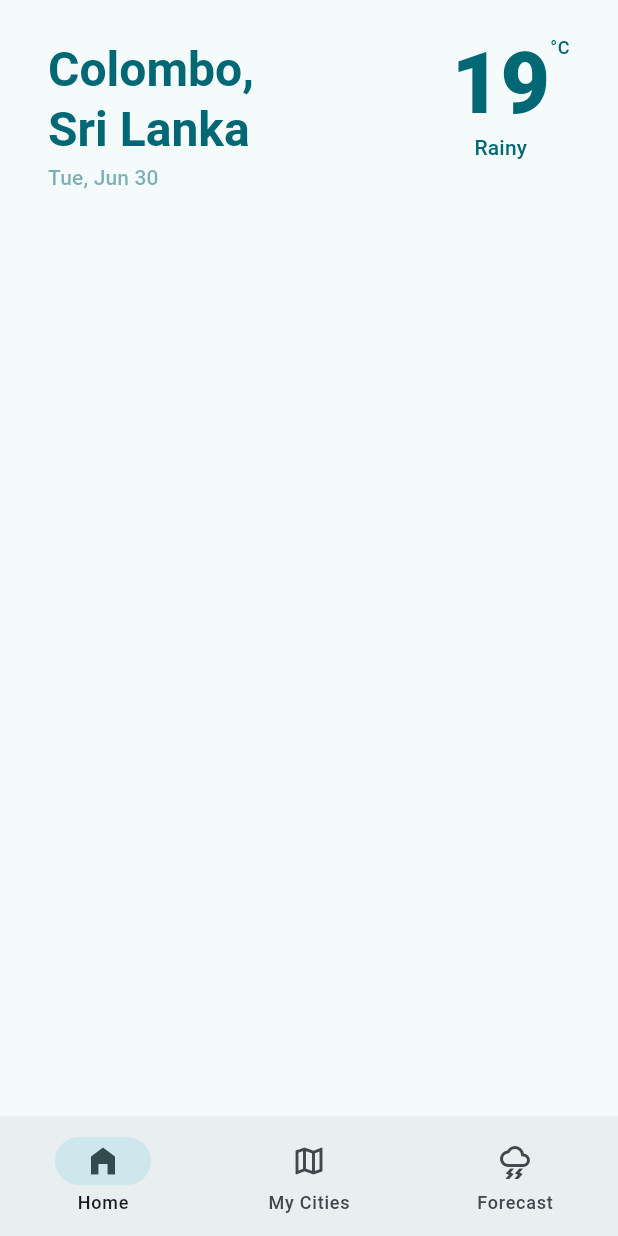
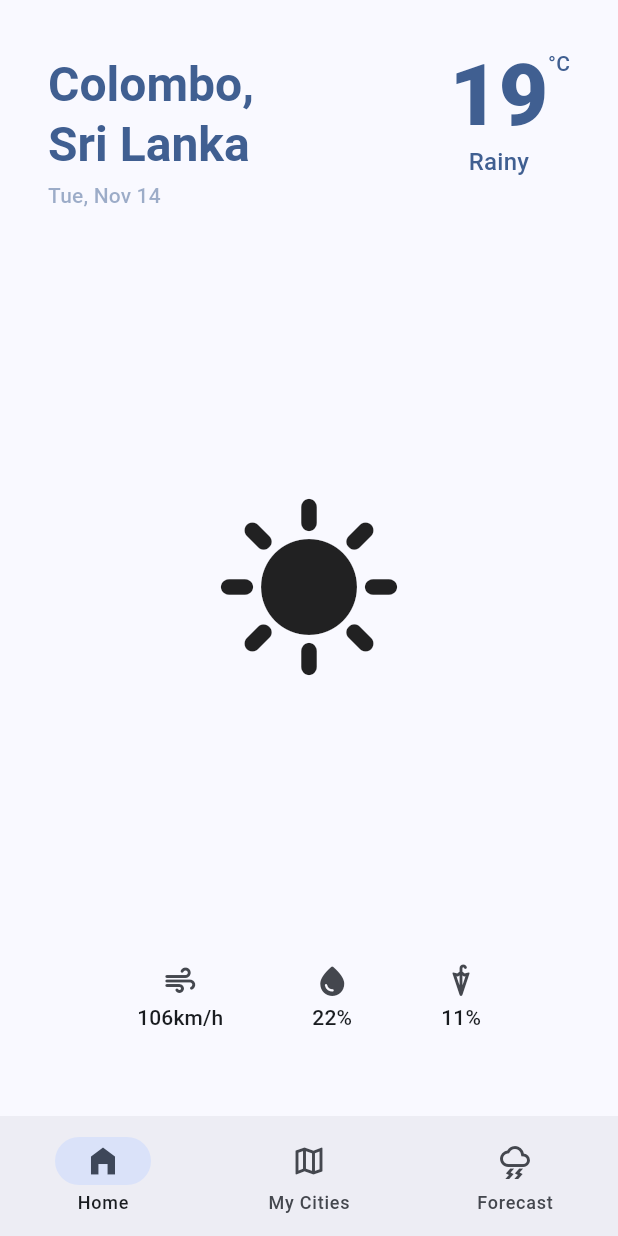
Before and after one commit to Mozilla-Club-IIT/flutter_bootcamp_2023, a Flutter app: the screen it shows after launch, on a phone screen of 412 x 824 dp. Run offline on Flutter 3.47's test engine with Material 2 defaults, Android fonts, the phone set to English and light mode, and no system bars.

Commit message:
feat: tweak theme colors and add metrics

```diff
--- a/lib/app.dart
+++ b/lib/app.dart
@@ -24,7 +24,11 @@ class _AppState extends State<App> {
     return MaterialApp(
       debugShowCheckedModeBanner: false,
       themeMode: ThemeMode.light,
-      theme: ThemeData(useMaterial3: true, colorSchemeSeed: const Color(0x001e1e1e)),
+      theme: ThemeData(
+        useMaterial3: true,
+        brightness: Brightness.light,
+        colorSchemeSeed: const Color.fromARGB(255, 4, 43, 89),
+      ),
       home: const RootLayout(),
     );
   }
--- /dev/null
+++ b/lib/components/meric.dart
@@ -0,0 +1,23 @@
+import 'package:flutter/material.dart';
+
+class Metric extends StatelessWidget {
+  final Icon icon;
+  final String value;
+
+  const Metric({super.key, required this.icon, required this.value});
+
+  @override
+  Widget build(BuildContext context) {
+    final theme = Theme.of(context);
+    final colors = theme.colorScheme;
+    final text = theme.textTheme;
+
+    final iconTheme = theme.iconTheme.copyWith(size: 24, color: colors.onSurfaceVariant);
+
+    return Column(mainAxisSize: MainAxisSize.min, children: [
+      IconTheme(data: iconTheme, child: icon),
+      const SizedBox(height: 2),
+      Text(value, style: text.labelLarge?.copyWith(color: colors.onSurface)),
+    ]);
+  }
+}
--- /dev/null
+++ b/lib/components/weather_bar.dart
@@ -0,0 +1,45 @@
+import 'package:flutter/material.dart';
+import 'package:intl/intl.dart';
+import 'package:mozc_flutter_bootcamp_23_showcase/components/weather_status.dart';
+
+class WeatherBar extends StatelessWidget {
+  final int degree;
+  final String status;
+  final String place;
+  final DateTime date;
+
+  const WeatherBar({
+    super.key,
+    required this.degree,
+    required this.status,
+    required this.place,
+    required this.date,
+  });
+
+  @override
+  Widget build(BuildContext context) {
+    final theme = Theme.of(context);
+    final text = theme.textTheme;
+    final color = theme.colorScheme;
+
+    final df = DateFormat("EEE, MMM d", "en-US");
+
+    return Column(
+      mainAxisSize: MainAxisSize.min,
+      crossAxisAlignment: CrossAxisAlignment.start,
+      children: [
+        Row(mainAxisAlignment: MainAxisAlignment.spaceBetween, children: [
+          Text(
+            place,
+            style: text.headlineLarge?.copyWith(color: color.primary, fontWeight: FontWeight.bold),
+          ),
+          WeatherStatus(degree: degree, status: status),
+        ]),
+        Text(
+          df.format(date),
+          style: text.labelLarge?.copyWith(color: color.primary.withOpacity(0.5)),
+        ),
+      ],
+    );
+  }
+}
--- a/lib/components/weather_status.dart
+++ b/lib/components/weather_status.dart
@@ -27,10 +27,10 @@ class WeatherStatus extends StatelessWidget {
                 fontWeight: FontWeight.w900,
               ),
             ),
-            Text(status, style: text.labelLarge?.copyWith(color: colors.primary)),
+            Text(status, style: text.titleMedium?.copyWith(color: colors.primary)),
           ],
         ),
-        Text("°C", style: text.labelMedium?.copyWith(color: colors.primary)),
+        Text("°C", style: text.labelLarge?.copyWith(color: colors.primary)),
       ],
     );
   }
--- a/lib/routes/home.dart
+++ b/lib/routes/home.dart
@@ -1,5 +1,6 @@
 import 'package:flutter/material.dart';
-import 'package:mozc_flutter_bootcamp_23_showcase/components/weather_status.dart';
+import 'package:mozc_flutter_bootcamp_23_showcase/components/meric.dart';
+import 'package:mozc_flutter_bootcamp_23_showcase/components/weather_bar.dart';
 
 class Home extends StatefulWidget {
   const Home({super.key});
@@ -11,29 +12,27 @@ class Home extends StatefulWidget {
 class _HomeState extends State<Home> {
   @override
   Widget build(BuildContext context) {
-    final theme = Theme.of(context);
-    final text = theme.textTheme;
-    final color = theme.colorScheme;
-
     return SafeArea(
       child: Padding(
-        padding: const EdgeInsets.symmetric(vertical: 24, horizontal: 32),
-        child: Column(crossAxisAlignment: CrossAxisAlignment.start, children: [
-          Row(mainAxisAlignment: MainAxisAlignment.spaceBetween, children: [
-            Text(
-              "Colombo,\nSri Lanka",
-              style: text.headlineLarge?.copyWith(
-                color: color.primary,
-                fontWeight: FontWeight.bold,
-              ),
+        padding: const EdgeInsets.fromLTRB(32, 32, 32, 56),
+        child: Column(
+          crossAxisAlignment: CrossAxisAlignment.start,
+          mainAxisAlignment: MainAxisAlignment.spaceBetween,
+          children: [
+            WeatherBar(
+              date: DateTime(2023, 11, 14),
+              degree: 19,
+              place: "Colombo,\nSri Lanka",
+              status: "Rainy",
             ),
-            const WeatherStatus(degree: 19, status: "Rainy"),
-          ]),
-          Text(
-            "Tue, Jun 30",
-            style: text.labelLarge?.copyWith(color: color.primary.withOpacity(0.5)),
-          ),
-        ]),
+            const Center(child: Icon(Icons.sunny, size: 128)),
+            const Row(mainAxisAlignment: MainAxisAlignment.spaceEvenly, children: [
+              Metric(icon: Icon(Icons.air_rounded), value: "106km/h"),
+              Metric(icon: Icon(Icons.water_drop_rounded), value: "22%"),
+              Metric(icon: Icon(Icons.umbrella_rounded), value: "11%"),
+            ]),
+          ],
+        ),
       ),
     );
   }
--- a/pubspec.yaml
+++ b/pubspec.yaml
@@ -9,6 +9,8 @@ environment:
 dependencies:
   flutter:
     sdk: flutter
+  intl: ^0.18.1
+  shared_preferences: ^2.2.2
 
 dev_dependencies:
   flutter_test:
```
Also changed, not shown: pubspec.lock.
